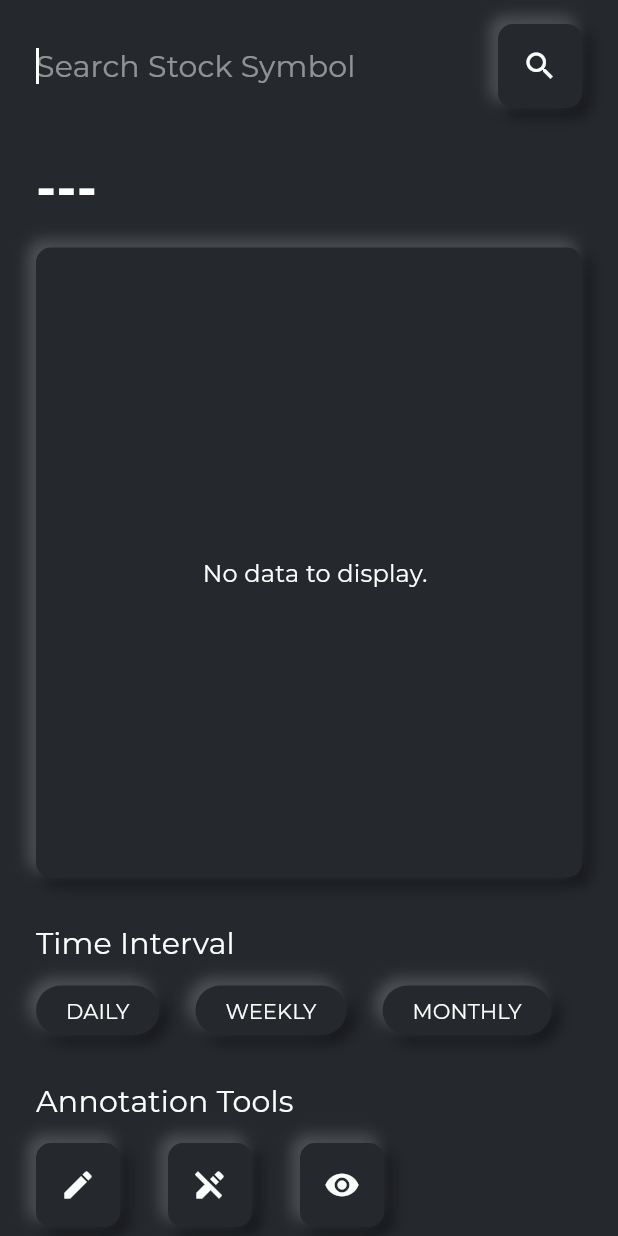
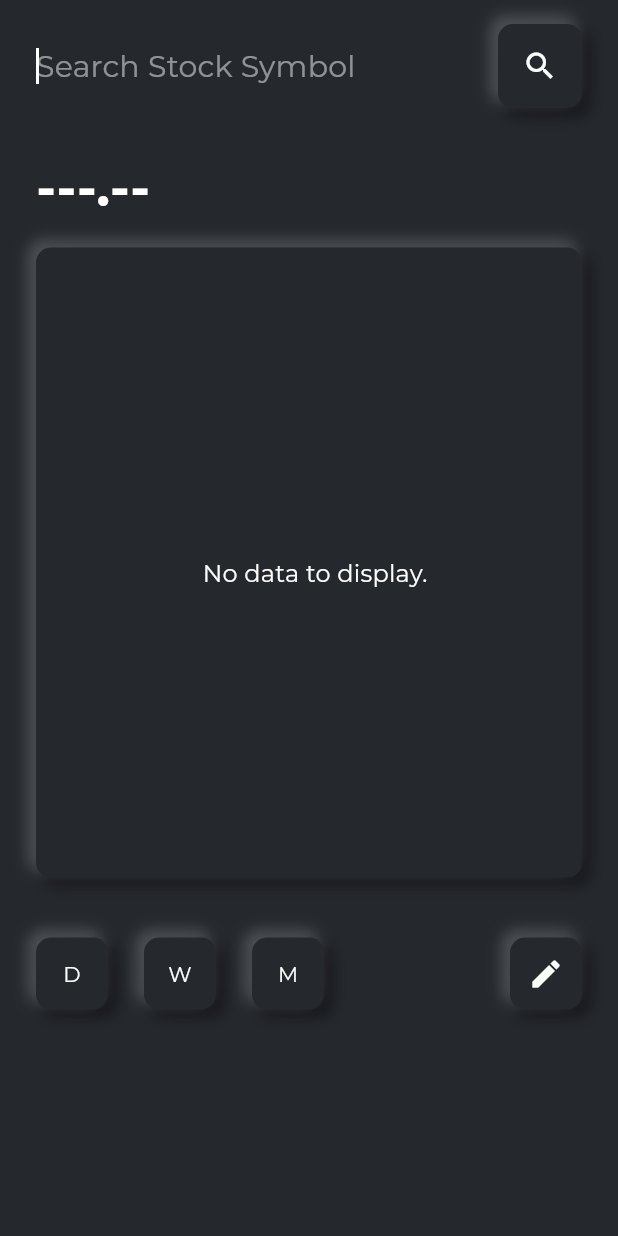
Before and after one commit to webclinic017/research-fin, a Flutter app: the screen it shows after launch, on a phone screen of 412 x 824 dp. Run offline on Flutter 3.47's test engine with Material 2 defaults, Android fonts, the phone set to English and light mode, and no system bars.

Commit message:
Commit Summary
Version:
0.1.3+1 => 0.1.4+1

Changes:

1. => candlestick_chart_view.dart;
      chart_painter.dart;
      controller.dart;
      home_screen.dart;
      Partially implemented 'Annotation tool'. Data persistence is remaining.

2. => home_screen.dart;
      Changed layout.

3. => neo_square_button.dart;
      Renamed file.

Addition:

1. => annotation_offset_model.dart;
      Model for saving annotation offsets.

Deletion:

1. => annotation_tool_button.dart;
      No longer required.

```diff
--- a/lib/controller/controller.dart
+++ b/lib/controller/controller.dart
@@ -1,4 +1,5 @@
 import 'dart:convert';
+import 'dart:ui';
 
 import 'package:flutter/foundation.dart';
 import 'package:http/http.dart' as http;
@@ -6,13 +7,24 @@ import 'package:http/http.dart' as http;
 import 'package:researchfin/models/stock_symbol_model.dart';
 
 class Controller with ChangeNotifier {
-  late http.Response responseDaily, responseWeekly, responseMonthly, responseSymbol;
+  double _startOffset = 0.0;
 
   String _function = 'not_specified';
 
+  List<Offset> _annoOffsets = [];
+
   StockSymbolModel? _stockSymbolModel;
+  late http.Response responseDaily, responseWeekly, responseMonthly, responseSymbol;
+
+  bool _drawAnnotation = false;
+  bool _showAnnotation = false;
 
   String get function => _function;
+
+  List<Offset> get annoOffsets => _annoOffsets;
+
+  bool get drawAnnotation => _drawAnnotation;
+  bool get showAnnotation => _showAnnotation;
 
   Future<bool> getJsonViaHttp(String stockSymbol, String function) async {
     Uri daily = Uri.parse('https://www.alphavantage.co/query?function=TIME_SERIES_DAILY&symbol=$stockSymbol&outputsize=full&apikey=Y9JVN150E7U3U6ZV');
@@ -90,4 +102,44 @@ class Controller with ChangeNotifier {
       return false;
     }
   }
+
+  void changeAnnotationState() {
+    if(_drawAnnotation == false) {
+      _drawAnnotation = true;
+    } else {
+      if(_annoOffsets.isNotEmpty) {
+        _annoOffsets.forEach((element) => element = Offset(_startOffset + element.dx, element.dy) );
+        // TODO : Write to disk here.
+      }
+      _drawAnnotation = false;
+    }
+
+    notifyListeners();
+  }
+
+  void toggleVisibility() {
+    if(_showAnnotation == false) {
+      _showAnnotation = true;
+    } else {
+      _showAnnotation = false;
+    }
+
+    notifyListeners();
+  }
+
+  void addOffset(Offset offset) {
+    _annoOffsets.add(offset);
+
+    notifyListeners();
+  }
+
+  void clearOffsets() {
+    _annoOffsets.clear();
+
+    notifyListeners();
+  }
+
+  void updateStartOffset(double dx) {
+    _startOffset = dx;
+  }
 }
--- a/lib/models/stock_symbol_model.dart
+++ b/lib/models/stock_symbol_model.dart
@@ -1,4 +1,4 @@
-import 'package:researchfin/models/meta_data_model.dart';
+// import 'package:researchfin/models/meta_data_model.dart';
 import 'package:researchfin/models/candlestick_data_model.dart';
 
 class StockSymbolModel {
--- a/lib/painter_params.dart
+++ b/lib/painter_params.dart
@@ -19,8 +19,10 @@ class PainterParams {
   final double maxVol;
   final double minVol;
   final double xShift;
+  // final bool isAnnotationEnabled;
 
   final Offset? tapPosition;
+  // final List<Offset> anoteOffsets;
 
   PainterParams({
     required this.candles,
@@ -33,6 +35,8 @@ class PainterParams {
     required this.minVol,
     required this.xShift,
     required this.tapPosition,
+    // required this.anoteOffsets,
+    // required this.isAnnotationEnabled,
   });
 
   double get chartWidth => size.width - priceLabelWidth; // width w/o labels
--- a/lib/screens/home_screen.dart
+++ b/lib/screens/home_screen.dart
@@ -3,8 +3,7 @@ import 'package:provider/provider.dart';
 
 import 'package:researchfin/theme/colors.dart';
 import 'package:researchfin/views/candlestick_chart_view.dart';
-import 'package:researchfin/widgets/time_interval_button.dart';
-import 'package:researchfin/widgets/annotation_tool_button.dart';
+import 'package:researchfin/widgets/neo_square_button.dart';
 import 'package:researchfin/controller/controller.dart';
 
 class HomeScreen extends StatefulWidget {
@@ -27,13 +26,15 @@ class _HomeScreenState extends State<HomeScreen> {
   final String _functionMonthly = 'TIME_SERIES_MONTHLY';
 
   late bool isValidSymbol;
+  late bool showTimeInterval;
 
   @override
   void initState() {
     super.initState();
 
-    _stockSymbol = '---';
+    _stockSymbol = '---.--';
     _stockSymbolController = TextEditingController(text: '');
+    showTimeInterval = true;
   }
 
   @override
@@ -54,6 +55,7 @@ class _HomeScreenState extends State<HomeScreen> {
           // crossAxisAlignment: CrossAxisAlignment.start,
           padding: EdgeInsets.symmetric(horizontal: 24.0),
           // shrinkWrap: true,
+          physics: controller.drawAnnotation ? NeverScrollableScrollPhysics() : ClampingScrollPhysics(),
           children: [
             SizedBox(height: 16.0),
             // >>> [BLOCK] Search Bar ------------------------>|
@@ -111,8 +113,7 @@ class _HomeScreenState extends State<HomeScreen> {
                     ),
                   ),
                   SizedBox(width: 16.0),
-                  AnnotationButton(
-                    icon: Icons.search,
+                  NeoSquareButton(
                     onTap: () async {
                       isValidSymbol = await controllerFalse.isSymbolValid(_stockSymbolController.text.toUpperCase());
                       setState(() {});
@@ -130,6 +131,13 @@ class _HomeScreenState extends State<HomeScreen> {
                         });
                       }
                     },
+                    width: 56.0,
+                    height: 56.0,
+                    child: Icon(
+                      Icons.search,
+                      color: AppColor.stockWhite,
+                      size: 24.0,
+                    ),
                   ),
                 ],
               ),
@@ -168,92 +176,122 @@ class _HomeScreenState extends State<HomeScreen> {
               ),
               // >>> Candlestick Chart Widget --------------------->|
               child: CandlestickChart(),
-              // child: FutureBuilder(
-              //   future: controllerFalse.getJsonViaHttp(_stockSymbolController.text.toUpperCase(), _functionDaily),
-              //   builder: (BuildContext context, AsyncSnapshot snapshot) {
-              //     if (snapshot.connectionState == ConnectionState.active) {
-              //       return CircularProgressIndicator();
-              //     } else if (snapshot.hasData) {
-              //       return Container(child: Text('data fetched'));
-              //     } else {
-              //       return Container(child: Text('error has occurred'));
-              //     }
-              //   },
-              // initialData: () {
-              //   Container(child: Text('data not available'));
-              // },
-              // ),
             ),
             // >>> Stock Symbol Chart [END] ------------->|
-            SizedBox(height: 32.0),
-            // >>> [BLOCK] Time Interval Section ------------->|
-            Text(
-              'Time Interval',
-              style: Theme.of(context).textTheme.headline6,
-            ),
-            SizedBox(height: 16.0),
-            SizedBox(
-              child: Wrap(
-                spacing: 24.0,
-                runSpacing: 24.0,
+            SizedBox(height: 40.0),
+            Row(
+              mainAxisAlignment: MainAxisAlignment.spaceBetween,
               children: [
-                  TimeIntervalButton(
-                    label: 'DAILY',
+                showTimeInterval
+                    ? SizedBox(
+                        child: Row(
+                          children: [
+                            NeoSquareButton(
                               onTap: () {
                                 controllerFalse.setFunction(_functionDaily);
                               },
+                              child: Text(
+                                'D',
+                                style: Theme.of(context).textTheme.subtitle2!.copyWith(
+                                      color: controller.function.contains('DAILY') ? AppColor.stockGreen : AppColor.stockWhite,
                                     ),
-                  // SizedBox(width: 24.0),
-                  TimeIntervalButton(
-                    label: 'WEEKLY',
+                              ),
+                            ),
+                            SizedBox(width: 24.0),
+                            NeoSquareButton(
                               onTap: () {
                                 controllerFalse.setFunction(_functionWeekly);
                               },
+                              child: Text(
+                                'W',
+                                style: Theme.of(context).textTheme.subtitle2!.copyWith(
+                                      color: controller.function.contains('WEEKLY') ? AppColor.stockGreen : AppColor.stockWhite,
                                     ),
-                  // SizedBox(width: 24.0),
-                  TimeIntervalButton(
-                    label: 'MONTHLY',
+                              ),
+                            ),
+                            SizedBox(width: 24.0),
+                            NeoSquareButton(
                               onTap: () {
                                 controllerFalse.setFunction(_functionMonthly);
                               },
+                              child: Text(
+                                'M',
+                                style: Theme.of(context).textTheme.subtitle2!.copyWith(
+                                      color: controller.function.contains('MONTHLY') ? AppColor.stockGreen : AppColor.stockWhite,
+                                    ),
+                              ),
+                            ),
+                          ],
+                        ),
+                      )
+                    : NeoSquareButton(
+                        onTap: () {
+                          if (controller.drawAnnotation == false) {
+                            setState(() {
+                              showTimeInterval = true;
+                            });
+                          }
+                        },
+                        child: Icon(
+                          Icons.timeline_outlined,
+                          color: AppColor.stockWhite,
+                          size: 24.0,
+                        ),
+                      ),
+                showTimeInterval
+                    ? NeoSquareButton(
+                        onTap: () {
+                          setState(() {
+                            showTimeInterval = false;
+                          });
+                        },
+                        child: Icon(
+                          Icons.edit,
+                          color: controller.drawAnnotation ? AppColor.stockOrange : AppColor.stockWhite,
+                          size: 24.0,
+                        ),
+                      )
+                    : SizedBox(
+                        child: Row(
+                          children: [
+                            NeoSquareButton(
+                              onTap: () {
+                                controllerFalse.changeAnnotationState();
+                              },
+                              child: Icon(
+                                Icons.edit,
+                                color: controller.drawAnnotation ? AppColor.stockOrange : AppColor.stockWhite,
+                                size: 24.0,
+                              ),
+                            ),
+                            SizedBox(width: 24.0),
+                            NeoSquareButton(
+                              onTap: () {
+                                if (controller.annoOffsets.isNotEmpty) {
+                                  controllerFalse.clearOffsets();
+                                }
+                              },
+                              child: Icon(
+                                Icons.clear,
+                                color: controller.annoOffsets.isEmpty ? Colors.white30 : AppColor.stockWhite,
+                                size: 24.0,
+                              ),
+                            ),
+                            SizedBox(width: 24.0),
+                            NeoSquareButton(
+                              onTap: () {
+                                controllerFalse.toggleVisibility();
+                              },
+                              child: Icon(
+                                Icons.visibility,
+                                color: controller.showAnnotation ? AppColor.stockOrange : AppColor.stockWhite,
+                                size: 24.0,
+                              ),
                             ),
                           ],
                         ),
                       ),
-            // >>> Time Interval Section [END] ------------->|
-            SizedBox(height: 32.0),
-            // >>> [BLOCK] Annotation Tools Section ------------->|
-            Text(
-              'Annotation Tools',
-              style: Theme.of(context).textTheme.headline6,
-            ),
-            SizedBox(height: 16.0),
-            SizedBox(
-              // height: 40.0,
-              child: Row(
-                children: [
-                  AnnotationButton(
-                    icon: Icons.edit,
-                    onTap: () {
-                      // TODO : Toggle annotation on/off
-                    },
-                  ),
-                  SizedBox(width: 32.0),
-                  AnnotationButton(
-                    icon: Icons.edit_off,
-                    onTap: () {
-                      // TODO : Toggle annotation on/off
-                    },
-                  ),
-                  SizedBox(width: 32.0),
-                  AnnotationButton(
-                    icon: Icons.visibility,
-                    onTap: () {
-                      // TODO : Toggle annotation on/off
-                    },
-                  ),
               ],
-              ),
             ),
             SizedBox(height: 32.0),
           ],
--- a/lib/widgets/annotation_tool_button.dart
+++ /dev/null
@@ -1,62 +0,0 @@
-import 'package:flutter/material.dart';
-
-import 'package:researchfin/theme/colors.dart';
-
-class AnnotationButton extends StatefulWidget {
-  final IconData icon;
-  final Function()? onTap;
-
-  AnnotationButton({required this.icon, this.onTap});
-
-  @override
-  _AnnotationButtonState createState() => _AnnotationButtonState();
-}
-
-class _AnnotationButtonState extends State<AnnotationButton> {
-  bool _isTapped = false;
-  @override
-  Widget build(BuildContext context) {
-    return GestureDetector(
-      onTap: widget.onTap,
-      onTapDown: (tapDownDetails) {
-        setState(() {
-          _isTapped = true;
-        });
-      },
-      onTapUp: (tapUpDetails) {
-        setState(() {
-          _isTapped = false;
-        });
-      },
-      child: Container(
-        height: 56.0,
-        width: 56.0,
-        decoration: BoxDecoration(
-            color: AppColor.stockBlack,
-            borderRadius: BorderRadius.all(Radius.circular(10.0)),
-            boxShadow: _isTapped
-            ? []
-                : [
-        BoxShadow(
-        color: Colors.black.withOpacity(0.5),
-        offset: Offset(4.0, 4.0),
-        blurRadius: 8.0,
-        spreadRadius: 1.0,
-      ),
-      BoxShadow(
-        color: Colors.white.withOpacity(0.2),
-        offset: Offset(-4.0, -4.0),
-        blurRadius: 8.0,
-        spreadRadius: 1.0,
-      ),
-      ],
-    ),
-    child: Icon(
-    widget.icon,
-    color: AppColor.stockWhite,
-    size: 24.0,
-    ),
-    ),
-    );
-  }
-}
--- a/lib/widgets/time_interval_button.dart
+++ b/lib/widgets/neo_square_button.dart
@@ -4,16 +4,18 @@ import 'package:provider/provider.dart';
 import 'package:researchfin/theme/colors.dart';
 import 'package:researchfin/controller/controller.dart';
 
-class TimeIntervalButton extends StatefulWidget {
-  final String label;
+class NeoSquareButton extends StatefulWidget {
   final Function()? onTap;
+  final Widget child;
+  final double? width;
+  final double? height;
 
-  TimeIntervalButton({required this.label, this.onTap});
+  NeoSquareButton({this.onTap, required this.child, this.width, this.height});
   @override
-  _TimeIntervalButtonState createState() => _TimeIntervalButtonState();
+  _NeoSquareButtonState createState() => _NeoSquareButtonState();
 }
 
-class _TimeIntervalButtonState extends State<TimeIntervalButton> {
+class _NeoSquareButtonState extends State<NeoSquareButton> {
   bool _isTapped = false;
 
   late Controller controller;
@@ -33,10 +35,13 @@ class _TimeIntervalButtonState extends State<TimeIntervalButton> {
         });
       },
       child: Container(
-        padding: EdgeInsets.symmetric(vertical: 8.0, horizontal: 20.0),
+        alignment: Alignment.center,
+        width: widget.width ?? 48.0,
+        height: widget.height ?? 48.0,
+        padding: EdgeInsets.symmetric(vertical: 8.0, horizontal: 10.0),
         decoration: BoxDecoration(
           color: AppColor.stockBlack,
-          borderRadius: BorderRadius.all(Radius.circular(20.0)),
+          borderRadius: BorderRadius.all(Radius.circular(10.0)),
           boxShadow: _isTapped
               ? []
               : [
@@ -54,12 +59,7 @@ class _TimeIntervalButtonState extends State<TimeIntervalButton> {
                   ),
                 ],
         ),
-        child: Text(
-          widget.label,
-          style: Theme.of(context).textTheme.subtitle2!.copyWith(
-                color: controller.function.contains(widget.label) ? AppColor.stockGreen : AppColor.stockWhite,
-              ),
-        ),
+        child: widget.child,
       ),
     );
   }
```
Also changed, not shown: lib/chart_painter.dart (+46 -44 lines), lib/models/annotation_offset_model.dart (added, +21 -0 lines), lib/views/candlestick_chart_view.dart (+47 -18 lines). Lines whose indentation alone changed are shown as unchanged.
